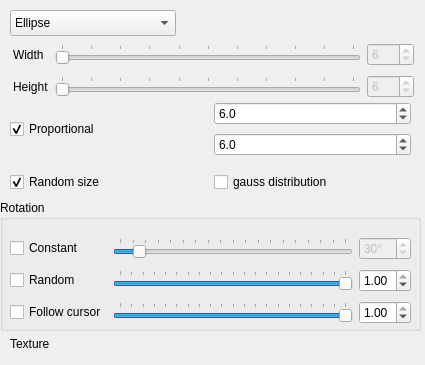
Before: the Qt Designer form krita/plugins/paintops/spray/wdgshapeoptions.ui in KDE/krita, drawn with Qt 5.
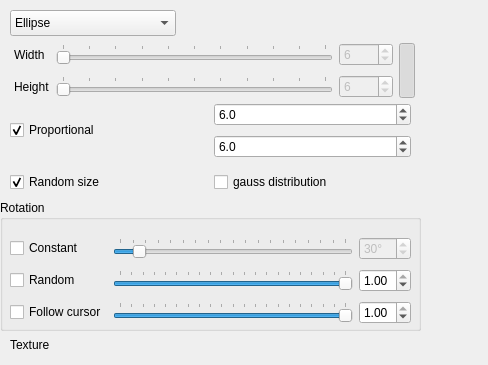
After: the same form once the commit is applied. Custom widgets are drawn as their Qt base class.

Commit message:
Keep aspect ratio for particles.
TODO: merge proportional option somehow

Diff of the .ui file:
```diff
--- a/krita/plugins/paintops/spray/wdgshapeoptions.ui
+++ b/krita/plugins/paintops/spray/wdgshapeoptions.ui
@@ -9,7 +9,7 @@
    <rect>
     <x>0</x>
     <y>0</y>
-    <width>425</width>
+    <width>488</width>
     <height>365</height>
    </rect>
   </property>
@@ -229,7 +229,7 @@
      <x>10</x>
      <y>100</y>
      <width>401</width>
-     <height>58</height>
+     <height>62</height>
     </rect>
    </property>
    <layout class="QGridLayout" name="gridLayout_2">
@@ -268,7 +268,58 @@
   <widget class="QWidget" name="layoutWidget">
    <property name="geometry">
     <rect>
-     <x>13</x>
+     <x>10</x>
+     <y>170</y>
+     <width>401</width>
+     <height>25</height>
+    </rect>
+   </property>
+   <layout class="QHBoxLayout" name="horizontalLayout">
+    <item>
+     <widget class="QCheckBox" name="jitterShape">
+      <property name="text">
+       <string>Random size</string>
+      </property>
+      <property name="checked">
+       <bool>true</bool>
+      </property>
+     </widget>
+    </item>
+    <item>
+     <widget class="QCheckBox" name="gaussBox">
+      <property name="text">
+       <string>gauss distribution</string>
+      </property>
+     </widget>
+    </item>
+   </layout>
+  </widget>
+  <widget class="QWidget" name="layoutWidget">
+   <property name="geometry">
+    <rect>
+     <x>10</x>
+     <y>330</y>
+     <width>401</width>
+     <height>30</height>
+    </rect>
+   </property>
+   <layout class="QHBoxLayout" name="horizontalLayout_2">
+    <item>
+     <widget class="QLabel" name="label">
+      <property name="text">
+       <string>Texture</string>
+      </property>
+     </widget>
+    </item>
+    <item>
+     <widget class="KUrlRequester" name="imageUrl"/>
+    </item>
+   </layout>
+  </widget>
+  <widget class="QWidget" name="layoutWidget">
+   <property name="geometry">
+    <rect>
+     <x>14</x>
      <y>40</y>
      <width>401</width>
      <height>62</height>
@@ -284,8 +335,11 @@
     </item>
     <item row="0" column="1">
      <widget class="QSlider" name="widthSlider">
+      <property name="minimum">
+       <number>1</number>
+      </property>
       <property name="maximum">
-       <number>999</number>
+       <number>1000</number>
       </property>
       <property name="pageStep">
        <number>100</number>
@@ -303,14 +357,48 @@
       <property name="enabled">
        <bool>false</bool>
       </property>
+      <property name="minimum">
+       <number>1</number>
+      </property>
       <property name="maximum">
-       <number>999</number>
+       <number>1000</number>
       </property>
       <property name="value">
        <number>6</number>
       </property>
      </widget>
     </item>
+    <item row="0" column="3" rowspan="2">
+     <widget class="QToolButton" name="btnAspect">
+      <property name="sizePolicy">
+       <sizepolicy hsizetype="Minimum" vsizetype="Fixed">
+        <horstretch>0</horstretch>
+        <verstretch>0</verstretch>
+       </sizepolicy>
+      </property>
+      <property name="minimumSize">
+       <size>
+        <width>16</width>
+        <height>0</height>
+       </size>
+      </property>
+      <property name="maximumSize">
+       <size>
+        <width>16</width>
+        <height>32767</height>
+       </size>
+      </property>
+      <property name="text">
+       <string/>
+      </property>
+      <property name="checkable">
+       <bool>true</bool>
+      </property>
+      <property name="checked">
+       <bool>true</bool>
+      </property>
+     </widget>
+    </item>
     <item row="1" column="0">
      <widget class="QLabel" name="heightInfoLbl">
       <property name="text">
@@ -320,8 +408,11 @@
     </item>
     <item row="1" column="1">
      <widget class="QSlider" name="heightSlider">
+      <property name="minimum">
+       <number>1</number>
+      </property>
       <property name="maximum">
-       <number>999</number>
+       <number>1000</number>
       </property>
       <property name="pageStep">
        <number>100</number>
@@ -339,8 +430,11 @@
       <property name="enabled">
        <bool>false</bool>
       </property>
+      <property name="minimum">
+       <number>1</number>
+      </property>
       <property name="maximum">
-       <number>999</number>
+       <number>1000</number>
       </property>
       <property name="value">
        <number>6</number>
@@ -349,57 +443,6 @@
     </item>
    </layout>
   </widget>
-  <widget class="QWidget" name="layoutWidget">
-   <property name="geometry">
-    <rect>
-     <x>10</x>
-     <y>170</y>
-     <width>401</width>
-     <height>25</height>
-    </rect>
-   </property>
-   <layout class="QHBoxLayout" name="horizontalLayout">
-    <item>
-     <widget class="QCheckBox" name="jitterShape">
-      <property name="text">
-       <string>Random size</string>
-      </property>
-      <property name="checked">
-       <bool>true</bool>
-      </property>
-     </widget>
-    </item>
-    <item>
-     <widget class="QCheckBox" name="gaussBox">
-      <property name="text">
-       <string>gauss distribution</string>
-      </property>
-     </widget>
-    </item>
-   </layout>
-  </widget>
-  <widget class="QWidget" name="layoutWidget">
-   <property name="geometry">
-    <rect>
-     <x>10</x>
-     <y>330</y>
-     <width>401</width>
-     <height>28</height>
-    </rect>
-   </property>
-   <layout class="QHBoxLayout" name="horizontalLayout_2">
-    <item>
-     <widget class="QLabel" name="label">
-      <property name="text">
-       <string>Texture</string>
-      </property>
-     </widget>
-    </item>
-    <item>
-     <widget class="KUrlRequester" name="imageUrl"/>
-    </item>
-   </layout>
-  </widget>
  </widget>
  <customwidgets>
   <customwidget>
```
The commit also changes 2 other files.
